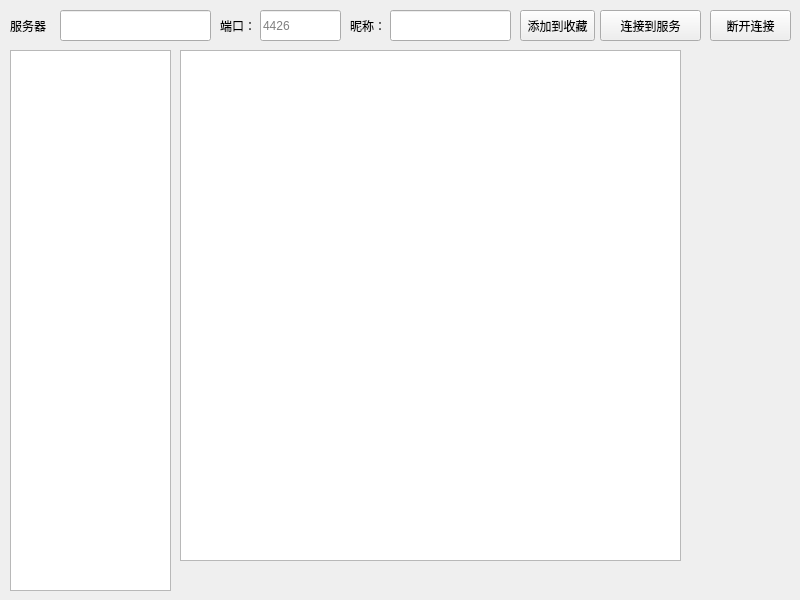
First picture: the form in minifish/minifish.ui, repository DthRee523/MiniFish, before the edit.
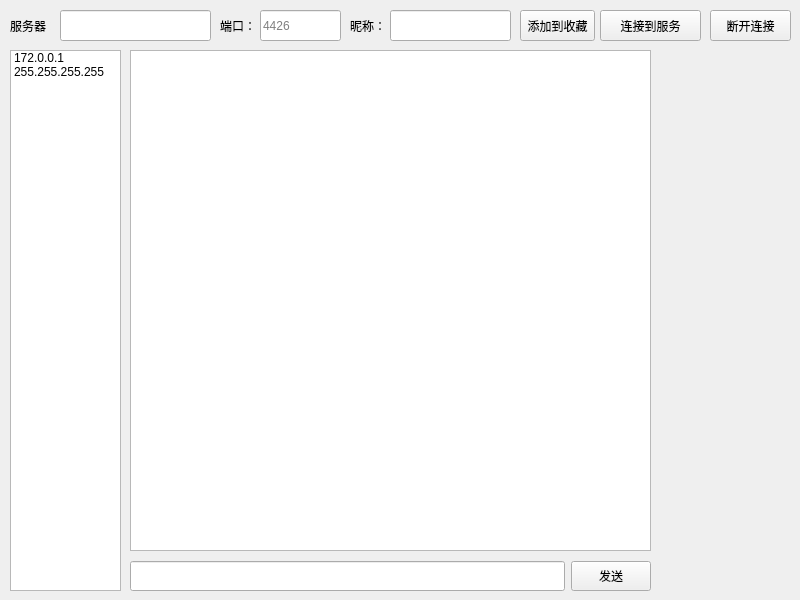
Second picture: the form after the edit.

Patch:
```diff
--- a/minifish/minifish.ui
+++ b/minifish/minifish.ui
@@ -123,10 +123,20 @@
      <rect>
       <x>10</x>
       <y>50</y>
-      <width>161</width>
+      <width>111</width>
       <height>541</height>
      </rect>
     </property>
+    <item>
+     <property name="text">
+      <string>172.0.0.1</string>
+     </property>
+    </item>
+    <item>
+     <property name="text">
+      <string>255.255.255.255</string>
+     </property>
+    </item>
    </widget>
    <widget class="QLineEdit" name="ip_line">
     <property name="geometry">
@@ -141,10 +151,10 @@
    <widget class="QTextEdit" name="chat_edit">
     <property name="geometry">
      <rect>
-      <x>180</x>
+      <x>130</x>
       <y>50</y>
-      <width>501</width>
-      <height>511</height>
+      <width>521</width>
+      <height>501</height>
      </rect>
     </property>
     <property name="html">
@@ -155,6 +165,50 @@
 &lt;p style=&quot;-qt-paragraph-type:empty; margin-top:0px; margin-bottom:0px; margin-left:0px; margin-right:0px; -qt-block-indent:0; text-indent:0px;&quot;&gt;&lt;br /&gt;&lt;/p&gt;&lt;/body&gt;&lt;/html&gt;</string>
     </property>
    </widget>
+   <widget class="QWidget" name="">
+    <property name="geometry">
+     <rect>
+      <x>130</x>
+      <y>560</y>
+      <width>521</width>
+      <height>32</height>
+     </rect>
+    </property>
+    <layout class="QGridLayout" name="gridLayout">
+     <item row="0" column="0">
+      <widget class="QLineEdit" name="message_line">
+       <property name="minimumSize">
+        <size>
+         <width>0</width>
+         <height>30</height>
+        </size>
+       </property>
+       <property name="font">
+        <font>
+         <family>Arial</family>
+         <pointsize>12</pointsize>
+        </font>
+       </property>
+       <property name="text">
+        <string/>
+       </property>
+      </widget>
+     </item>
+     <item row="0" column="1">
+      <widget class="QPushButton" name="send_btn">
+       <property name="minimumSize">
+        <size>
+         <width>0</width>
+         <height>30</height>
+        </size>
+       </property>
+       <property name="text">
+        <string>发送</string>
+       </property>
+      </widget>
+     </item>
+    </layout>
+   </widget>
   </widget>
  </widget>
  <resources/>
```
